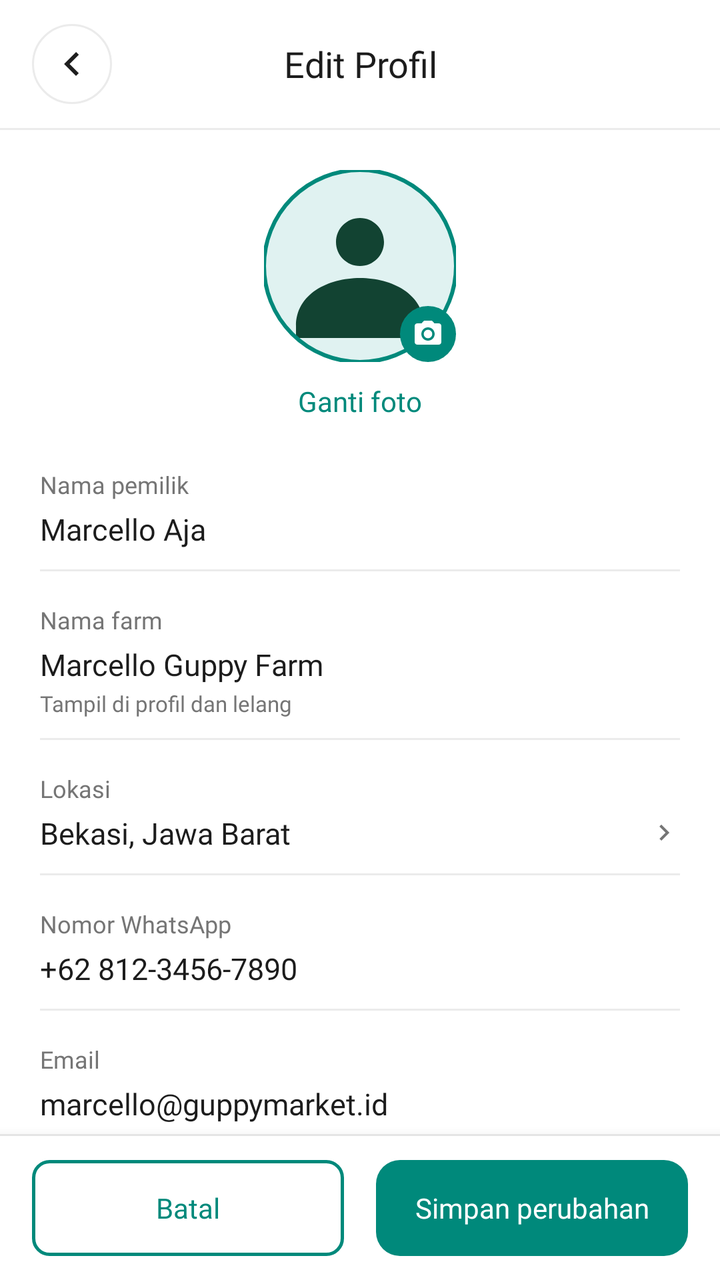
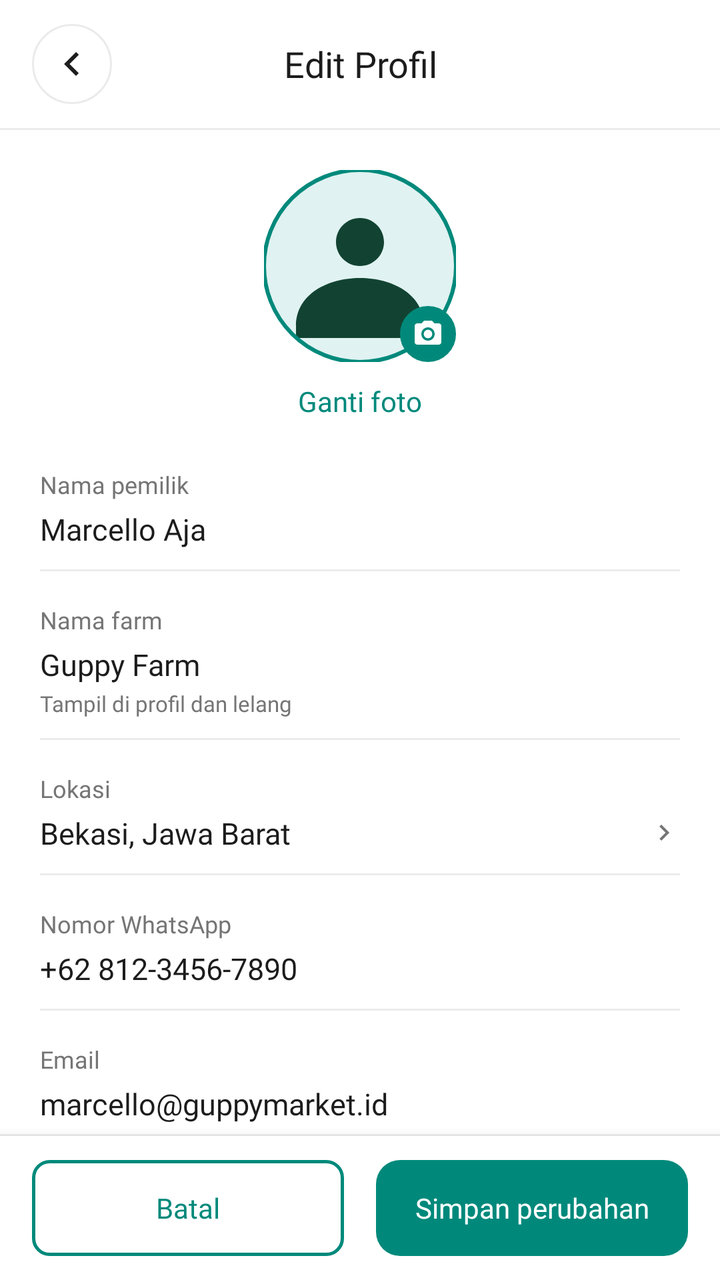

Before-and-after screenshots of an Android layout around one commit, followed by the original layout XML and the change that was made.
<!-- AndroidManifest.xml: application theme Theme.GuppyMarketIDN -->
<!-- res/layout/activity_menu_profile.xml -->
<?xml version="1.0" encoding="utf-8"?>
<RelativeLayout
    xmlns:android="http://schemas.android.com/apk/res/android"
    xmlns:app="http://schemas.android.com/apk/res-auto"
    xmlns:tools="http://schemas.android.com/tools"
    android:id="@+id/main"
    android:layout_width="match_parent"
    android:layout_height="match_parent"
    android:background="@color/white"
    tools:context=".menuProfile.MenuProfile">

    
    <LinearLayout
        android:id="@+id/topBarEditProfile"
        android:layout_width="match_parent"
        android:layout_height="wrap_content"
        android:layout_alignParentTop="true"
        android:background="@color/white"
        android:paddingHorizontal="16dp"
        android:paddingTop="12dp"
        android:paddingBottom="12dp"
        android:gravity="center_vertical"
        android:orientation="horizontal">

        <ImageView
            android:id="@+id/btnBackProfile"
            android:layout_width="40dp"
            android:layout_height="40dp"
            android:background="@drawable/bg_circle_white_stroke"
            android:src="@drawable/ic_chevron_left"
            android:padding="8dp"
            android:clickable="true"
            android:focusable="true"/>

        <TextView
            android:layout_width="0dp"
            android:layout_height="wrap_content"
            android:layout_weight="1"
            android:fontFamily="@font/inter_bold"
            android:text="Edit Profil"
            android:textColor="@color/guppy_text_black"
            android:textSize="18sp"
            android:gravity="center"
            android:layout_marginEnd="40dp"/>
    </LinearLayout>

    <View
        android:id="@+id/dividerHeader"
        android:layout_width="match_parent"
        android:layout_height="1dp"
        android:layout_below="@id/topBarEditProfile"
        android:background="@color/guppy_stroke"/>

    
    <androidx.core.widget.NestedScrollView
        android:layout_width="match_parent"
        android:layout_height="match_parent"
        android:layout_below="@id/dividerHeader"
        android:layout_above="@id/bottomBarEditProfile"
        android:fillViewport="true">

        <LinearLayout
            android:layout_width="match_parent"
            android:layout_height="wrap_content"
            android:orientation="vertical"
            android:paddingHorizontal="20dp"
            android:paddingTop="20dp"
            android:paddingBottom="30dp">

            
            <LinearLayout
                android:layout_width="match_parent"
                android:layout_height="wrap_content"
                android:gravity="center"
                android:orientation="vertical">

                <FrameLayout
                    android:layout_width="96dp"
                    android:layout_height="96dp">

                    <com.google.android.material.imageview.ShapeableImageView
                        android:id="@+id/imgEditAvatar"
                        android:layout_width="96dp"
                        android:layout_height="96dp"
                        android:src="@drawable/ic_default_user_avatar"
                        android:scaleType="centerCrop"
                        app:shapeAppearanceOverlay="@style/CircleImageStyle"
                        app:strokeColor="@color/guppy_primary"
                        app:strokeWidth="2dp"/>

                    
                    <ImageView
                        android:id="@+id/btnChangePhotoCamera"
                        android:layout_width="28dp"
                        android:layout_height="28dp"
                        android:layout_gravity="bottom|end"
                        android:background="@drawable/bg_circle_image"
                        android:backgroundTint="@color/guppy_primary"
                        android:src="@drawable/ic_camera_photo"
                        app:tint="@color/white"
                        android:padding="6dp"
                        android:clickable="true"
                        android:focusable="true"/>
                </FrameLayout>

                <TextView
                    android:id="@+id/btnChangePhoto"
                    android:layout_width="wrap_content"
                    android:layout_height="wrap_content"
                    android:layout_marginTop="10dp"
                    android:text="Ganti foto"
                    android:textColor="@color/guppy_primary"
                    android:fontFamily="@font/inter_bold"
                    android:textSize="14sp"
                    android:clickable="true"
                    android:focusable="true"/>
            </LinearLayout>

            
            
            <LinearLayout
                android:layout_width="match_parent"
                android:layout_height="wrap_content"
                android:layout_marginTop="24dp"
                android:orientation="vertical">
                <TextView
                    android:layout_width="wrap_content"
                    android:layout_height="wrap_content"
                    android:text="Nama pemilik"
                    android:textColor="@color/guppy_text_gray"
                    android:fontFamily="@font/inter_regular"
                    android:textSize="12sp"/>
                <EditText
                    android:id="@+id/etOwnerName"
                    android:layout_width="match_parent"
                    android:layout_height="wrap_content"
                    android:layout_marginTop="4dp"
                    android:background="@null"
                    android:text="Marcello Aja"
                    android:textColor="@color/guppy_text_black"
                    android:fontFamily="@font/inter_bold"
                    android:textSize="15sp"
                    android:inputType="textPersonName"/>
                <View
                    android:layout_width="match_parent"
                    android:layout_height="1dp"
                    android:layout_marginTop="10dp"
                    android:background="@color/guppy_stroke"/>
            </LinearLayout>

            
            <LinearLayout
                android:layout_width="match_parent"
                android:layout_height="wrap_content"
                android:layout_marginTop="16dp"
                android:orientation="vertical">
                <TextView
                    android:layout_width="wrap_content"
                    android:layout_height="wrap_content"
                    android:text="Nama farm"
                    android:textColor="@color/guppy_text_gray"
                    android:fontFamily="@font/inter_regular"
                    android:textSize="12sp"/>
                <EditText
                    android:id="@+id/etFarmName"
                    android:layout_width="match_parent"
                    android:layout_height="wrap_content"
                    android:layout_marginTop="4dp"
                    android:background="@null"
                    android:text="Marcello Guppy Farm"
                    android:textColor="@color/guppy_text_black"
                    android:fontFamily="@font/inter_bold"
                    android:textSize="15sp"
                    android:inputType="text"/>
                <TextView
                    android:layout_width="wrap_content"
                    android:layout_height="wrap_content"
                    android:layout_marginTop="2dp"
                    android:text="Tampil di profil dan lelang"
                    android:textColor="@color/guppy_text_gray"
                    android:fontFamily="@font/inter_regular"
                    android:textSize="11sp"/>
                <View
                    android:layout_width="match_parent"
                    android:layout_height="1dp"
                    android:layout_marginTop="10dp"
                    android:background="@color/guppy_stroke"/>
            </LinearLayout>

            
            <LinearLayout
                android:id="@+id/btnSelectLocation"
                android:layout_width="match_parent"
                android:layout_height="wrap_content"
                android:layout_marginTop="16dp"
                android:orientation="vertical"
                android:clickable="true"
                android:focusable="true">
                <TextView
                    android:layout_width="wrap_content"
                    android:layout_height="wrap_content"
                    android:text="Lokasi"
                    android:textColor="@color/guppy_text_gray"
                    android:fontFamily="@font/inter_regular"
                    android:textSize="12sp"/>
                <LinearLayout
                    android:layout_width="match_parent"
                    android:layout_height="wrap_content"
                    android:layout_marginTop="4dp"
                    android:gravity="center_vertical"
                    android:orientation="horizontal">
                    <TextView
                        android:id="@+id/tvFarmLocation"
                        android:layout_width="0dp"
                        android:layout_weight="1"
                        android:layout_height="wrap_content"
                        android:text="Bekasi, Jawa Barat"
                        android:textColor="@color/guppy_text_black"
                        android:fontFamily="@font/inter_bold"
                        android:textSize="15sp"/>
                    <ImageView
                        android:layout_width="16dp"
                        android:layout_height="16dp"
                        android:src="@drawable/ic_chevron_right"
                        app:tint="@color/guppy_text_gray"/>
                </LinearLayout>
                <View
                    android:layout_width="match_parent"
                    android:layout_height="1dp"
                    android:layout_marginTop="10dp"
                    android:background="@color/guppy_stroke"/>
            </LinearLayout>

            
            <LinearLayout
                android:layout_width="match_parent"
                android:layout_height="wrap_content"
                android:layout_marginTop="16dp"
                android:orientation="vertical">
                <TextView
                    android:layout_width="wrap_content"
                    android:layout_height="wrap_content"
                    android:text="Nomor WhatsApp"
                    android:textColor="@color/guppy_text_gray"
                    android:fontFamily="@font/inter_regular"
                    android:textSize="12sp"/>
                <EditText
                    android:id="@+id/etWhatsapp"
                    android:layout_width="match_parent"
                    android:layout_height="wrap_content"
                    android:layout_marginTop="4dp"
                    android:background="@null"
                    android:text="+62 812-3456-7890"
                    android:textColor="@color/guppy_text_black"
                    android:fontFamily="@font/inter_bold"
                    android:textSize="15sp"
                    android:inputType="phone"/>
                <View
                    android:layout_width="match_parent"
                    android:layout_height="1dp"
                    android:layout_marginTop="10dp"
                    android:background="@color/guppy_stroke"/>
            </LinearLayout>

            
            <LinearLayout
                android:layout_width="match_parent"
                android:layout_height="wrap_content"
                android:layout_marginTop="16dp"
                android:orientation="vertical">
                <TextView
                    android:layout_width="wrap_content"
                    android:layout_height="wrap_content"
                    android:text="Email"
                    android:textColor="@color/guppy_text_gray"
                    android:fontFamily="@font/inter_regular"
                    android:textSize="12sp"/>
                <EditText
                    android:id="@+id/etEmail"
                    android:layout_width="match_parent"
                    android:layout_height="wrap_content"
                    android:layout_marginTop="4dp"
                    android:background="@null"
                    android:text="marcello@guppymarket.id"
                    android:textColor="@color/guppy_text_black"
                    android:fontFamily="@font/inter_bold"
                    android:textSize="15sp"
                    android:inputType="textEmailAddress"/>
                <View
                    android:layout_width="match_parent"
                    android:layout_height="1dp"
                    android:layout_marginTop="10dp"
                    android:background="@color/guppy_stroke"/>
            </LinearLayout>

            
            <LinearLayout
                android:layout_width="match_parent"
                android:layout_height="wrap_content"
                android:layout_marginTop="16dp"
                android:orientation="vertical">
                <TextView
                    android:layout_width="wrap_content"
                    android:layout_height="wrap_content"
                    android:text="Deskripsi farm"
                    android:textColor="@color/guppy_text_gray"
                    android:fontFamily="@font/inter_regular"
                    android:textSize="12sp"/>
                <EditText
                    android:id="@+id/etFarmDescription"
                    android:layout_width="match_parent"
                    android:layout_height="wrap_content"
                    android:layout_marginTop="4dp"
                    android:background="@null"
                    android:text="Breeder guppy Bekasi. Fokus ikan varian warna dan kualitas sehat, dikirim dengan kemasan oksigen."
                    android:textColor="@color/guppy_text_black"
                    android:fontFamily="@font/inter_medium"
                    android:textSize="14sp"
                    android:lineSpacingExtra="3dp"
                    android:maxLength="300"
                    android:inputType="textMultiLine"/>
                <TextView
                    android:id="@+id/tvCharCount"
                    android:layout_width="wrap_content"
                    android:layout_height="wrap_content"
                    android:layout_gravity="end"
                    android:layout_marginTop="4dp"
                    android:text="96/300"
                    android:textColor="@color/guppy_text_gray"
                    android:fontFamily="@font/inter_regular"
                    android:textSize="11sp"/>
                <View
                    android:layout_width="match_parent"
                    android:layout_height="1dp"
                    android:layout_marginTop="10dp"
                    android:background="@color/guppy_stroke"/>
            </LinearLayout>

            
            <TextView
                android:layout_width="match_parent"
                android:layout_height="wrap_content"
                android:layout_marginTop="28dp"
                android:text="Pencairan dana"
                android:textColor="@color/guppy_text_black"
                android:fontFamily="@font/inter_bold"
                android:textSize="16sp"/>

            <LinearLayout
                android:layout_width="match_parent"
                android:layout_height="wrap_content"
                android:layout_marginTop="12dp"
                android:orientation="vertical">

                <LinearLayout
                    android:id="@+id/btnBankAccountSetting"
                    android:layout_width="match_parent"
                    android:layout_height="wrap_content"
                    android:paddingVertical="10dp"
                    android:gravity="center_vertical"
                    android:orientation="horizontal"
                    android:clickable="true"
                    android:focusable="true">
                    <LinearLayout
                        android:layout_width="0dp"
                        android:layout_weight="1"
                        android:layout_height="wrap_content"
                        android:orientation="vertical">
                        <TextView
                            android:layout_width="wrap_content"
                            android:layout_height="wrap_content"
                            android:text="Rekening Bank &amp; E-Wallet"
                            android:textColor="@color/guppy_text_black"
                            android:fontFamily="@font/inter_bold"
                            android:textSize="14sp"/>
                        <TextView
                            android:id="@+id/tvBankAccountInfoSub"
                            android:layout_width="wrap_content"
                            android:layout_height="wrap_content"
                            android:layout_marginTop="2dp"
                            android:text="BCA •••• 4821"
                            android:textColor="@color/guppy_text_gray"
                            android:fontFamily="@font/inter_regular"
                            android:textSize="12sp"/>
                    </LinearLayout>
                    <ImageView
                        android:layout_width="16dp"
                        android:layout_height="16dp"
                        android:src="@drawable/ic_chevron_right"
                        app:tint="@color/guppy_text_gray"/>
                </LinearLayout>

                <View android:layout_width="match_parent" android:layout_height="1dp" android:background="@color/guppy_stroke"/>

                <LinearLayout
                    android:id="@+id/btnChangeWithdrawPin"
                    android:layout_width="match_parent"
                    android:layout_height="wrap_content"
                    android:paddingVertical="14dp"
                    android:gravity="center_vertical"
                    android:orientation="horizontal"
                    android:clickable="true"
                    android:focusable="true">
                    <TextView
                        android:layout_width="0dp"
                        android:layout_weight="1"
                        android:layout_height="wrap_content"
                        android:text="Ubah PIN penarikan"
                        android:textColor="@color/guppy_text_black"
                        android:fontFamily="@font/inter_bold"
                        android:textSize="14sp"/>
                    <ImageView
                        android:layout_width="16dp"
                        android:layout_height="16dp"
                        android:src="@drawable/ic_chevron_right"
                        app:tint="@color/guppy_text_gray"/>
                </LinearLayout>

                <View android:layout_width="match_parent" android:layout_height="1dp" android:background="@color/guppy_stroke"/>
            </LinearLayout>

            
            <TextView
                android:layout_width="match_parent"
                android:layout_height="wrap_content"
                android:layout_marginTop="28dp"
                android:text="Tampilan toko"
                android:textColor="@color/guppy_text_black"
                android:fontFamily="@font/inter_bold"
                android:textSize="16sp"/>

            <LinearLayout
                android:layout_width="match_parent"
                android:layout_height="wrap_content"
                android:layout_marginTop="12dp"
                android:orientation="vertical">

                
                <LinearLayout
                    android:layout_width="match_parent"
                    android:layout_height="wrap_content"
                    android:paddingVertical="10dp"
                    android:gravity="center_vertical"
                    android:orientation="horizontal">
                    <LinearLayout
                        android:layout_width="0dp"
                        android:layout_weight="1"
                        android:layout_height="wrap_content"
                        android:orientation="vertical">
                        <TextView
                            android:layout_width="wrap_content"
                            android:layout_height="wrap_content"
                            android:text="Tampilkan lokasi"
                            android:textColor="@color/guppy_text_black"
                            android:fontFamily="@font/inter_bold"
                            android:textSize="14sp"/>
                        <TextView
                            android:layout_width="wrap_content"
                            android:layout_height="wrap_content"
                            android:layout_marginTop="2dp"
                            android:text="Pembeli dapat melihat kota asal pengiriman"
                            android:textColor="@color/guppy_text_gray"
                            android:fontFamily="@font/inter_regular"
                            android:textSize="12sp"/>
                    </LinearLayout>
                    <com.google.android.material.switchmaterial.SwitchMaterial
                        android:id="@+id/switchShowLocation"
                        android:layout_width="wrap_content"
                        android:layout_height="wrap_content"
                        android:checked="true"
                        app:useMaterialThemeColors="true"/>
                </LinearLayout>

                <View android:layout_width="match_parent" android:layout_height="1dp" android:background="@color/guppy_stroke"/>

                
                <LinearLayout
                    android:layout_width="match_parent"
                    android:layout_height="wrap_content"
                    android:paddingVertical="10dp"
                    android:gravity="center_vertical"
                    android:orientation="horizontal">
                    <LinearLayout
                        android:layout_width="0dp"
                        android:layout_weight="1"
                        android:layout_height="wrap_content"
                        android:orientation="vertical">
                        <TextView
                            android:layout_width="wrap_content"
                            android:layout_height="wrap_content"
                            android:text="Tampilkan stok varian"
                            android:textColor="@color/guppy_text_black"
                            android:fontFamily="@font/inter_bold"
                            android:textSize="14sp"/>
                        <TextView
                            android:layout_width="wrap_content"
                            android:layout_height="wrap_content"
                            android:layout_marginTop="2dp"
                            android:text="Menampilkan jumlah stok ikan di profil farm"
                            android:textColor="@color/guppy_text_gray"
                            android:fontFamily="@font/inter_regular"
                            android:textSize="12sp"/>
                    </LinearLayout>
                    <com.google.android.material.switchmaterial.SwitchMaterial
                        android:id="@+id/switchShowStock"
                        android:layout_width="wrap_content"
                        android:layout_height="wrap_content"
                        android:checked="true"
                        app:useMaterialThemeColors="true"/>
                </LinearLayout>

                <View android:layout_width="match_parent" android:layout_height="1dp" android:background="@color/guppy_stroke"/>

                
                <LinearLayout
                    android:layout_width="match_parent"
                    android:layout_height="wrap_content"
                    android:paddingVertical="10dp"
                    android:gravity="center_vertical"
                    android:orientation="horizontal">
                    <LinearLayout
                        android:layout_width="0dp"
                        android:layout_weight="1"
                        android:layout_height="wrap_content"
                        android:orientation="vertical">
                        <TextView
                            android:layout_width="wrap_content"
                            android:layout_height="wrap_content"
                            android:text="Terima penawaran lelang"
                            android:textColor="@color/guppy_text_black"
                            android:fontFamily="@font/inter_bold"
                            android:textSize="14sp"/>
                        <TextView
                            android:layout_width="wrap_content"
                            android:layout_height="wrap_content"
                            android:layout_marginTop="2dp"
                            android:text="Izinkan pembeli melakukan penawaran harga"
                            android:textColor="@color/guppy_text_gray"
                            android:fontFamily="@font/inter_regular"
                            android:textSize="12sp"/>
                    </LinearLayout>
                    <com.google.android.material.switchmaterial.SwitchMaterial
                        android:id="@+id/switchAllowAuctionBids"
                        android:layout_width="wrap_content"
                        android:layout_height="wrap_content"
                        android:checked="true"
                        app:useMaterialThemeColors="true"/>
                </LinearLayout>

                <View android:layout_width="match_parent" android:layout_height="1dp" android:background="@color/guppy_stroke"/>
            </LinearLayout>

            
            <TextView
                android:id="@+id/btnDeleteFarmAccount"
                android:layout_width="wrap_content"
                android:layout_height="wrap_content"
                android:layout_marginTop="28dp"
                android:text="Hapus akun farm"
                android:textColor="@color/guppy_red"
                android:fontFamily="@font/inter_bold"
                android:textSize="14sp"
                android:clickable="true"
                android:focusable="true"/>

        </LinearLayout>
    </androidx.core.widget.NestedScrollView>

    
    <LinearLayout
        android:id="@+id/bottomBarEditProfile"
        android:layout_width="match_parent"
        android:layout_height="wrap_content"
        android:layout_alignParentBottom="true"
        android:background="@color/white"
        android:elevation="12dp"
        android:orientation="horizontal"
        android:paddingHorizontal="16dp"
        android:paddingVertical="12dp">

        <TextView
            android:id="@+id/btnCancel"
            android:layout_width="0dp"
            android:layout_weight="1"
            android:layout_height="48dp"
            android:background="@drawable/bg_btn_outline"
            android:text="Batal"
            android:textColor="@color/guppy_primary"
            android:fontFamily="@font/inter_bold"
            android:textSize="14sp"
            android:gravity="center"
            android:layout_marginEnd="8dp"
            android:clickable="true"
            android:focusable="true"/>

        <TextView
            android:id="@+id/btnSaveBottom"
            android:layout_width="0dp"
            android:layout_weight="1"
            android:layout_height="48dp"
            android:background="@drawable/bg_btn_primary"
            android:text="Simpan perubahan"
            android:textColor="@color/white"
            android:fontFamily="@font/inter_bold"
            android:textSize="14sp"
            android:gravity="center"
            android:layout_marginStart="8dp"
            android:clickable="true"
            android:focusable="true"/>
    </LinearLayout>

    <View
        android:layout_width="match_parent"
        android:layout_height="1dp"
        android:layout_above="@id/bottomBarEditProfile"
        android:background="@color/guppy_stroke"/>

</RelativeLayout>
<!-- resources referenced by this layout -->
<resources>
  <color name="guppy_primary">#00897B</color>
  <color name="guppy_red">#E53935</color>
  <color name="guppy_stroke">#EBEBEB</color>
  <color name="guppy_text_black">#1C1C1C</color>
  <color name="guppy_text_gray">#757575</color>
  <color name="white">#FFFFFFFF</color>
  <!-- drawable bg_btn_outline (drawable) -->
  <?xml version="1.0" encoding="utf-8"?>
  <shape xmlns:android="http://schemas.android.com/apk/res/android">
      <solid android:color="@color/white" />
      <stroke android:width="1.5dp" android:color="@color/guppy_primary" />
      <corners android:radius="8dp" />
  </shape>
  <!-- drawable bg_btn_primary (drawable) -->
  <?xml version="1.0" encoding="utf-8"?>
  <shape xmlns:android="http://schemas.android.com/apk/res/android">
      <solid android:color="@color/guppy_primary" />
      <corners android:radius="12dp" />
  </shape>
  <!-- drawable bg_circle_image (drawable) -->
  <?xml version="1.0" encoding="utf-8"?>
  <shape xmlns:android="http://schemas.android.com/apk/res/android" android:shape="oval">
      <solid android:color="@color/guppy_stroke" />
      <stroke android:width="2dp" android:color="@color/guppy_primary" />
  </shape>
  <!-- drawable bg_circle_white_stroke (drawable) -->
  <?xml version="1.0" encoding="utf-8"?>
  <shape xmlns:android="http://schemas.android.com/apk/res/android" android:shape="oval">
      <solid android:color="@color/white" />
      <stroke android:width="1dp" android:color="@color/guppy_stroke" />
  </shape>
  <!-- drawable ic_camera_photo (drawable) -->
  <?xml version="1.0" encoding="utf-8"?>
  <vector xmlns:android="http://schemas.android.com/apk/res/android"
      android:width="24dp"
      android:height="24dp"
      android:viewportWidth="24"
      android:viewportHeight="24">
      <path
          android:fillColor="#FFFFFF"
          android:pathData="M12,12m-3.2,0a3.2,3.2 0,1 1,6.4 0a3.2,3.2 0,1 1,-6.4 0M9,2L7.17,4H4c-1.1,0 -2,0.9 -2,2v12c0,1.1 0.9,2 2,2h16c1.1,0 2,-0.9 2,-2V6c0,-1.1 -0.9,-2 -2,-2h-3.17L15,2H9zm3,15c-2.76,0 -5,-2.24 -5,-5s2.24,-5 5,-5 5,2.24 5,5 -2.24,5 -5,5z"/>
  </vector>
  <!-- drawable ic_chevron_left (drawable) -->
  <vector xmlns:android="http://schemas.android.com/apk/res/android"
      android:width="24dp"
      android:height="24dp"
      android:viewportWidth="24"
      android:viewportHeight="24">
    <path
        android:fillColor="#1E1E1E"
        android:pathData="M15.41,16.59L10.83,12l4.58,-4.59L14,6l-6,6 6,6 1.41,-1.41z"/>
  </vector>
  <!-- drawable ic_chevron_right (drawable) -->
  <vector xmlns:android="http://schemas.android.com/apk/res/android"
      android:width="24dp"
      android:height="24dp"
      android:viewportWidth="24"
      android:viewportHeight="24">
    <path
        android:fillColor="#1E1E1E"
        android:pathData="M8.59,16.59L13.17,12 8.59,7.41 10,6l6,6 -6,6 -1.41,-1.41z"/>
  </vector>
  <style name="CircleImageStyle" parent="ShapeAppearance.Material3.Corner.Full">
          <item name="cornerSize">50%</item>
      </style>
  <style name="Theme.GuppyMarketIDN" parent="Base.Theme.GuppyMarketIDN" />
  <style name="Base.Theme.GuppyMarketIDN" parent="Theme.Material3.Light.NoActionBar">
          <item name="colorPrimary">@color/guppy_primary</item>
          <item name="colorOnPrimary">@color/white</item>
          <item name="android:textColorPrimary">@color/guppy_text_black</item>
          <item name="android:textColorSecondary">@color/guppy_text_gray</item>
          <item name="android:windowBackground">@color/guppy_background</item>
      </style>
  <color name="guppy_background">#F8F9FA</color>
  <!-- unchanged entries left out for length: 1 -->
</resources>

<!-- the commit's change to res/layout/activity_menu_profile.xml (unified diff, before → after) -->
@@ -167,7 +167,7 @@
                     android:layout_height="wrap_content"
                     android:layout_marginTop="4dp"
                     android:background="@null"
-                    android:text="Marcello Guppy Farm"
+                    android:text="Guppy Farm"
                     android:textColor="@color/guppy_text_black"
                     android:fontFamily="@font/inter_bold"
                     android:textSize="15sp"
